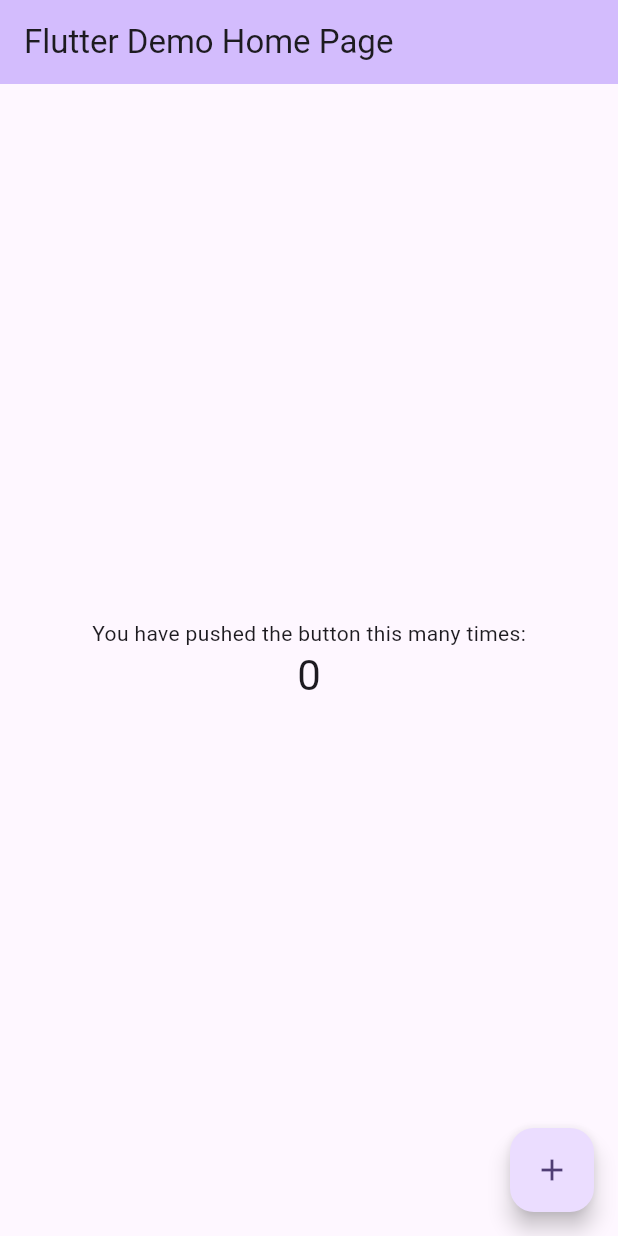
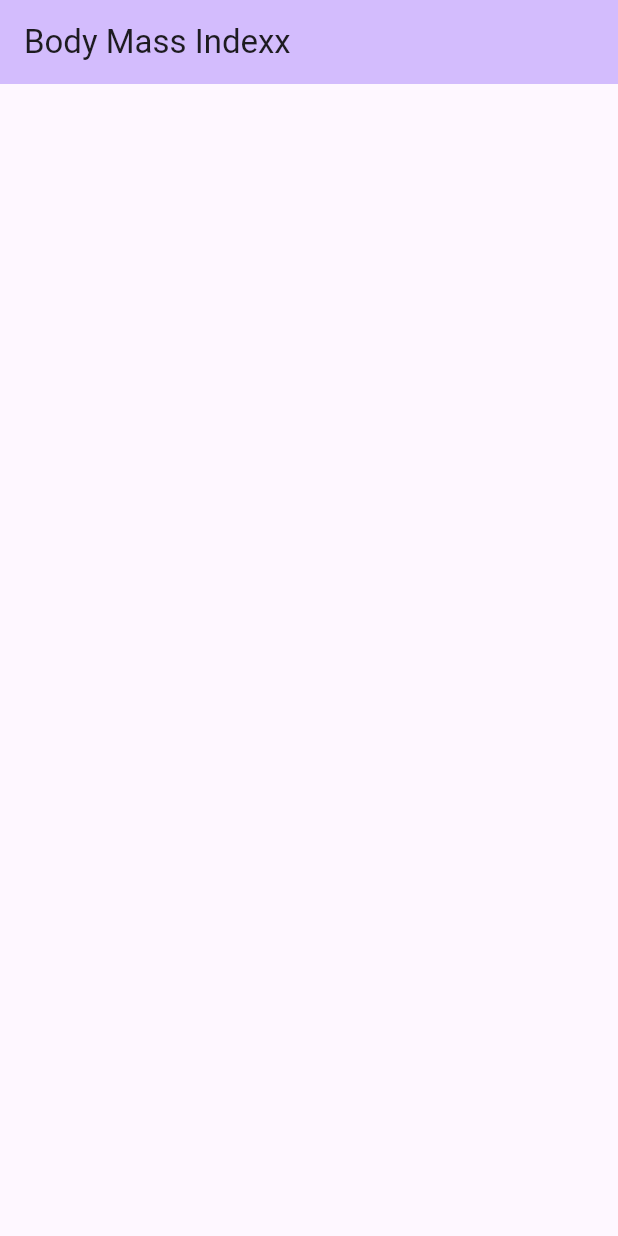
Before and after one commit to khadooja/BMI_App, a Flutter app: the screen it shows after launch, on a phone screen of 412 x 824 dp. Run offline on Flutter 3.47's test engine with Material 3 defaults, Android fonts, the phone set to English and light mode, and no system bars.

Commit message:
first commit

```diff
--- /dev/null
+++ b/lib/home.dart
@@ -0,0 +1,20 @@
+import 'package:flutter/material.dart';
+
+class MyHomePage extends StatefulWidget {
+  const MyHomePage({super.key});
+
+  @override
+  State<MyHomePage> createState() => _MyHomePageState();
+}
+
+class _MyHomePageState extends State<MyHomePage> {
+  @override
+  Widget build(BuildContext context) {
+    return Scaffold(
+        appBar: AppBar(
+          backgroundColor: Theme.of(context).colorScheme.inversePrimary,
+          title: const Text('Body Mass Indexx'),
+        ),
+        body: Center());
+  }
+}
--- a/lib/main.dart
+++ b/lib/main.dart
@@ -1,3 +1,4 @@
+import 'package:bmi_app/home.dart';
 import 'package:flutter/material.dart';
 
 void main() {
@@ -6,120 +7,15 @@ void main() {
 
 class MyApp extends StatelessWidget {
   const MyApp({super.key});
-
-  // This widget is the root of your application.
   @override
   Widget build(BuildContext context) {
     return MaterialApp(
       title: 'Flutter Demo',
       theme: ThemeData(
-        // This is the theme of your application.
-        //
-        // TRY THIS: Try running your application with "flutter run". You'll see
-        // the application has a purple toolbar. Then, without quitting the app,
-        // try changing the seedColor in the colorScheme below to Colors.green
-        // and then invoke "hot reload" (save your changes or press the "hot
-        // reload" button in a Flutter-supported IDE, or press "r" if you used
-        // the command line to start the app).
-        //
-        // Notice that the counter didn't reset back to zero; the application
-        // state is not lost during the reload. To reset the state, use hot
-        // restart instead.
-        //
-        // This works for code too, not just values: Most code changes can be
-        // tested with just a hot reload.
         colorScheme: ColorScheme.fromSeed(seedColor: Colors.deepPurple),
         useMaterial3: true,
       ),
-      home: const MyHomePage(title: 'Flutter Demo Home Page'),
+      home: const MyHomePage(),
     );
   }
 }
-
-class MyHomePage extends StatefulWidget {
-  const MyHomePage({super.key, required this.title});
-
-  // This widget is the home page of your application. It is stateful, meaning
-  // that it has a State object (defined below) that contains fields that affect
-  // how it looks.
-
-  // This class is the configuration for the state. It holds the values (in this
-  // case the title) provided by the parent (in this case the App widget) and
-  // used by the build method of the State. Fields in a Widget subclass are
-  // always marked "final".
-
-  final String title;
-
-  @override
-  State<MyHomePage> createState() => _MyHomePageState();
-}
-
-class _MyHomePageState extends State<MyHomePage> {
-  int _counter = 0;
-
-  void _incrementCounter() {
-    setState(() {
-      // This call to setState tells the Flutter framework that something has
-      // changed in this State, which causes it to rerun the build method below
-      // so that the display can reflect the updated values. If we changed
-      // _counter without calling setState(), then the build method would not be
-      // called again, and so nothing would appear to happen.
-      _counter++;
-    });
-  }
-
-  @override
-  Widget build(BuildContext context) {
-    // This method is rerun every time setState is called, for instance as done
-    // by the _incrementCounter method above.
-    //
-    // The Flutter framework has been optimized to make rerunning build methods
-    // fast, so that you can just rebuild anything that needs updating rather
-    // than having to individually change instances of widgets.
-    return Scaffold(
-      appBar: AppBar(
-        // TRY THIS: Try changing the color here to a specific color (to
-        // Colors.amber, perhaps?) and trigger a hot reload to see the AppBar
-        // change color while the other colors stay the same.
-        backgroundColor: Theme.of(context).colorScheme.inversePrimary,
-        // Here we take the value from the MyHomePage object that was created by
-        // the App.build method, and use it to set our appbar title.
-        title: Text(widget.title),
-      ),
-      body: Center(
-        // Center is a layout widget. It takes a single child and positions it
-        // in the middle of the parent.
-        child: Column(
-          // Column is also a layout widget. It takes a list of children and
-          // arranges them vertically. By default, it sizes itself to fit its
-          // children horizontally, and tries to be as tall as its parent.
-          //
-          // Column has various properties to control how it sizes itself and
-          // how it positions its children. Here we use mainAxisAlignment to
-          // center the children vertically; the main axis here is the vertical
-          // axis because Columns are vertical (the cross axis would be
-          // horizontal).
-          //
-          // TRY THIS: Invoke "debug painting" (choose the "Toggle Debug Paint"
-          // action in the IDE, or press "p" in the console), to see the
-          // wireframe for each widget.
-          mainAxisAlignment: MainAxisAlignment.center,
-          children: <Widget>[
-            const Text(
-              'You have pushed the button this many times:',
-            ),
-            Text(
-              '$_counter',
-              style: Theme.of(context).textTheme.headlineMedium,
-            ),
-          ],
-        ),
-      ),
-      floatingActionButton: FloatingActionButton(
-        onPressed: _incrementCounter,
-        tooltip: 'Increment',
-        child: const Icon(Icons.add),
-      ), // This trailing comma makes auto-formatting nicer for build methods.
-    );
-  }
-}
```
Also changed, not shown: lib/result.dart (added, +24 -0 lines).
